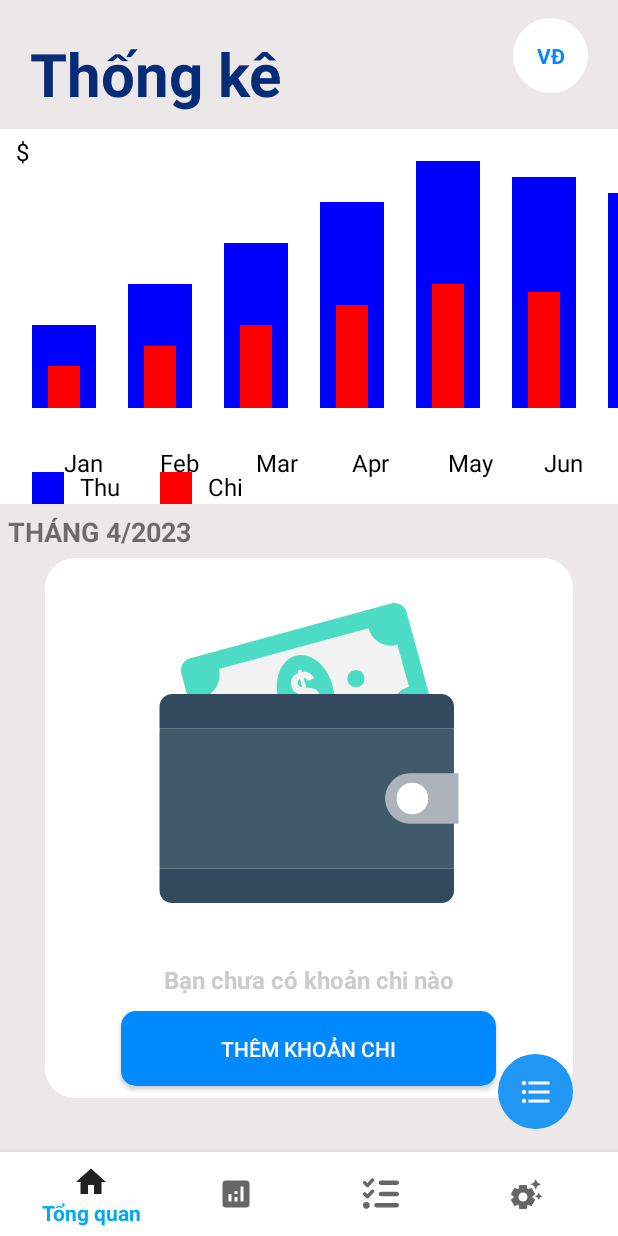
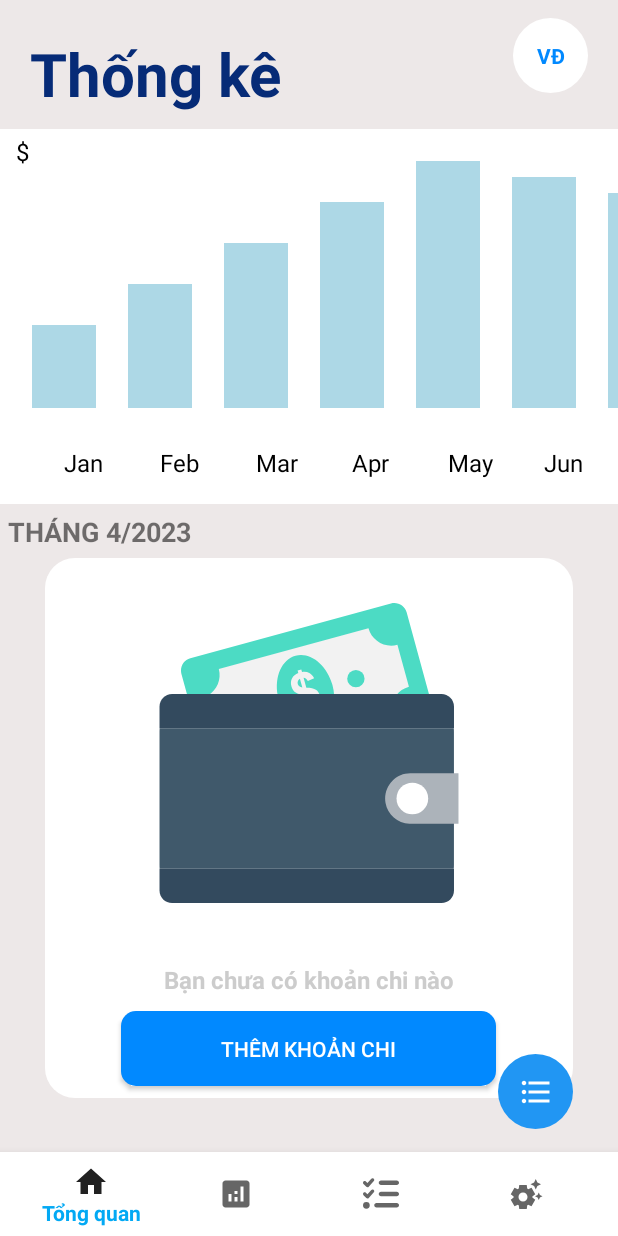
Before and after one commit to VNKaiSer/SmEx-App-Mobie, an Android app: the fragment Analysis placed in its activity, on a phone screen of 412 x 824 dp. Run offline under Robolectric (Android 15) with nearby library versions, the phone set to English and light mode, and no system bars; 1 statement that could not run was skipped.

Commit message:
"fix chart"

```diff
--- a/app/src/main/java/com/example/smex_app_android/services/KhoanChiService.java
+++ b/app/src/main/java/com/example/smex_app_android/services/KhoanChiService.java
@@ -8,4 +8,5 @@ public interface KhoanChiService extends CRUDService<KhoanChi>{
     int totalMoneyUsed();
     boolean checkUsedMoneyThisDay();
     ArrayList<String> getKhoanChiStringByDay();
+    double totalMoney();
 }
--- a/app/src/main/java/com/example/smex_app_android/services/impl/UserServiceImpl.java
+++ b/app/src/main/java/com/example/smex_app_android/services/impl/UserServiceImpl.java
@@ -40,4 +40,5 @@ public class UserServiceImpl implements UserService {
     public boolean addMoney(int money) {
         return reposity.addMoney(money);
     }
+
 }
--- a/app/src/main/java/com/example/smex_app_android/views/BarChartView.java
+++ b/app/src/main/java/com/example/smex_app_android/views/BarChartView.java
@@ -41,7 +41,6 @@ public class BarChartView extends View {
         mBarWidth = 64;
         mData = new int[]{1000, 1500, 2000, 2500, 3000, 2800, 2600, 2400, 2200, 2000, 1800, 1600};
         mLabels = new String[]{"Jan", "Feb", "Mar", "Apr", "May", "Jun", "Jul", "Aug", "Sep", "Oct", "Nov", "Dec"};
-        mExpenses = new int[]{500, 750, 1000, 1250, 1500, 1400, 1300, 1200, 1100, 1000, 900, 800};
     }
 
     @Override
@@ -74,19 +73,9 @@ public class BarChartView extends View {
             int barTop = mPadding + (int) ((1 - (float) mData[i] / maxData) * barHeight);
             int barBottom = mHeight - mPadding * 2 - 32;
 
-            mPaint.setColor(Color.BLUE);
+            mPaint.setColor(Color.parseColor("#add8e6"));
             canvas.drawRect(barLeft, barTop, barRight, barBottom, mPaint);
-
-            // Draw expense bar
-            int expenseBarLeft = barLeft + mBarWidth / 4;
-            int expenseBarRight = barRight - mBarWidth / 4;
-            int expenseBarTop = mPadding + (int) ((1 - (float) mExpenses[i] / maxData) * barHeight);
-            int expenseBarBottom = mHeight - mPadding * 2 - 32;
-
-            mPaint.setColor(Color.RED);
-            canvas.drawRect(expenseBarLeft, expenseBarTop, expenseBarRight, expenseBarBottom, mPaint);
         }
-
         // Draw x-axis label
         mPaint.setColor(Color.BLACK);
         mPaint.setTextSize(24);
@@ -96,17 +85,10 @@ public class BarChartView extends View {
             canvas.drawText(mLabels[i], labelX, labelY, mPaint);
         }
 
-        mPaint.setColor(Color.BLUE);
-        canvas.drawRect(mPadding, mHeight - mPadding, mPadding + 32, mHeight - mPadding + 32, mPaint);
-        mPaint.setColor(Color.BLACK);
-        mPaint.setTextSize(24);
-        canvas.drawText("Thu", mPadding + 48, mHeight - mPadding + 24, mPaint);
 
-        mPaint.setColor(Color.RED);
-        canvas.drawRect(mPadding + 128, mHeight - mPadding, mPadding + 160, mHeight - mPadding + 32, mPaint);
-        mPaint.setColor(Color.BLACK);
-        canvas.drawText("Chi", mPadding + 176, mHeight - mPadding + 24, mPaint);
+
     }
+
 
     private int getMaxData() {
         int max = 0;
--- a/app/src/main/res/layout/activity_plan.xml
+++ b/app/src/main/res/layout/activity_plan.xml
@@ -96,7 +96,7 @@
                 android:text="Trung bình chi/ngày" />
 
             <TextView
-                android:id="@+id/textView16"
+                android:id="@+id/avg"
                 android:layout_width="match_parent"
                 android:layout_height="wrap_content"
                 android:layout_weight="1"
```
Also changed, not shown: app/src/main/java/com/example/smex_app_android/services/impl/KhoanChiServiceImpl.java (+8 -0 lines), app/src/main/java/com/example/smex_app_android/views/PlanFrg.java (+10 -0 lines).
